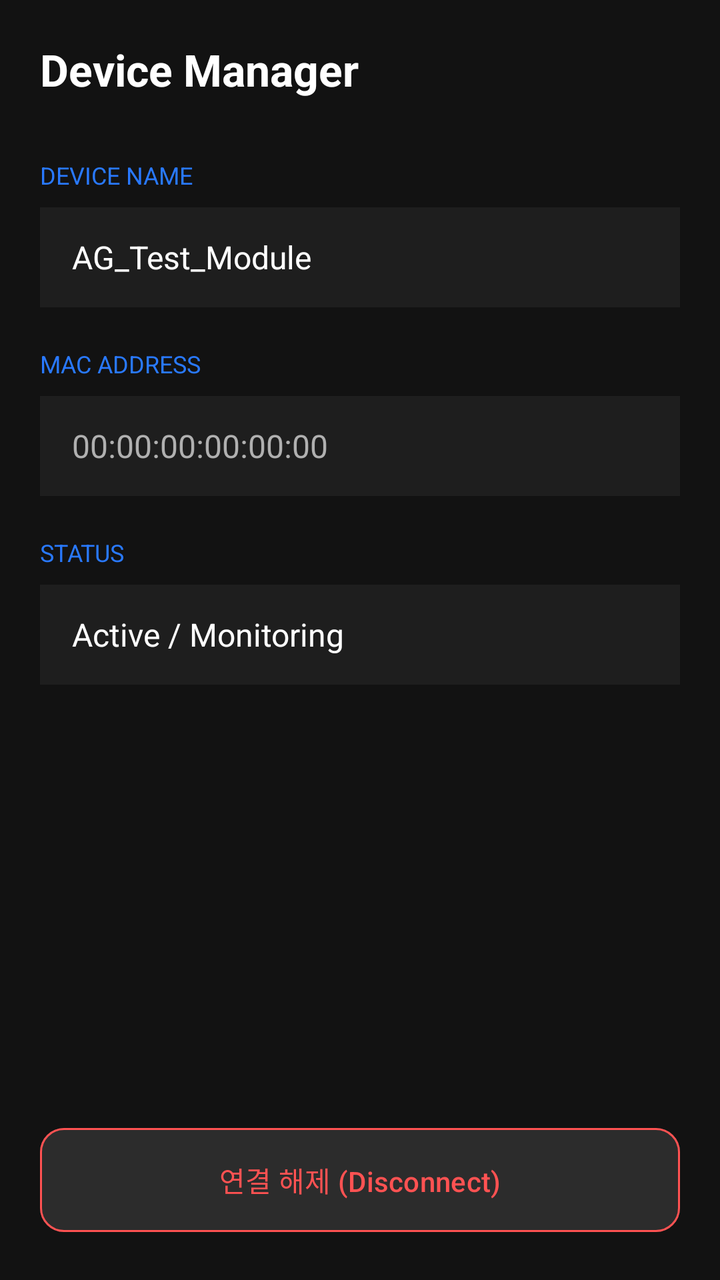
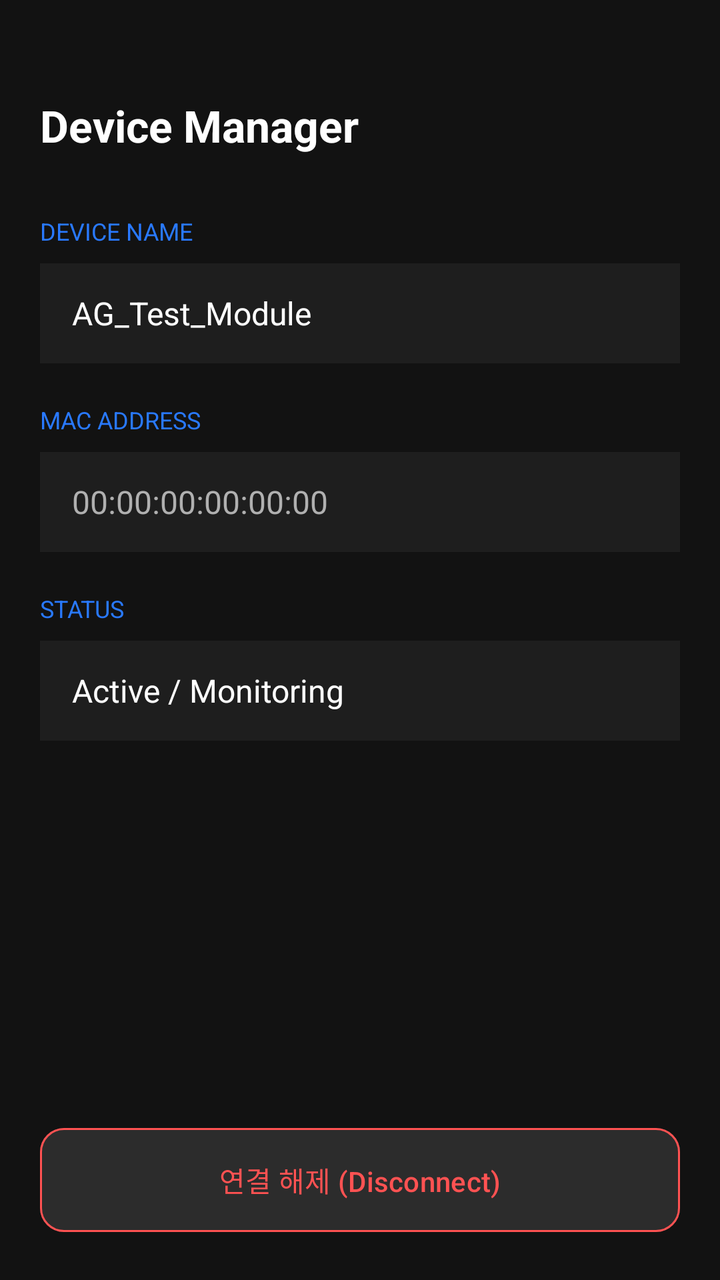

Two renders of the same Android screen: before a commit and after it. Below are the layout's source before the change and the commit's diff.
<!-- AndroidManifest.xml: application theme Theme.AGproject -->
<!-- res/layout/activity_device_manager.xml -->
<?xml version="1.0" encoding="utf-8"?>
<androidx.constraintlayout.widget.ConstraintLayout xmlns:android="http://schemas.android.com/apk/res/android"
                                                   xmlns:app="http://schemas.android.com/apk/res-auto"
                                                   android:layout_width="match_parent"
                                                   android:layout_height="match_parent"
                                                   android:background="@color/bg_dark"
                                                   android:padding="20dp">

  <TextView
      android:id="@+id/tvManagerTitle"
      android:layout_width="wrap_content"
      android:layout_height="wrap_content"
      android:text="@string/title_manager"
      android:textColor="@color/text_white"
      android:textSize="22sp"
      android:textStyle="bold"
      app:layout_constraintStart_toStartOf="parent"
      app:layout_constraintTop_toTopOf="parent" />

  <LinearLayout
      android:layout_width="match_parent"
      android:layout_height="wrap_content"
      android:orientation="vertical"
      android:layout_marginTop="30dp"
      app:layout_constraintTop_toBottomOf="@id/tvManagerTitle">

    <TextView
        android:layout_width="wrap_content"
        android:layout_height="wrap_content"
        android:text="@string/label_device_name"
        android:textColor="@color/accent_blue"
        android:textSize="12sp"
        android:layout_marginBottom="8dp"/>

    <EditText
        android:id="@+id/etDeviceName"
        android:layout_width="match_parent"
        android:layout_height="50dp"
        android:background="@color/bg_card"
        android:text="@string/default_module_name"
        android:textColor="@color/text_white"
        android:paddingHorizontal="16dp"
        android:textSize="16sp"
        android:inputType="none"
        android:focusable="false"
        android:importantForAutofill="no"
        android:clickable="false" />

    <View android:layout_width="match_parent" android:layout_height="20dp"/>

    <TextView
        android:layout_width="wrap_content"
        android:layout_height="wrap_content"
        android:text="@string/label_mac_address"
        android:textColor="@color/accent_blue"
        android:textSize="12sp"
        android:layout_marginBottom="8dp"/>

    <EditText
        android:id="@+id/etMacAddress"
        android:layout_width="match_parent"
        android:layout_height="50dp"
        android:background="@color/bg_card"
        android:text="@string/default_mac"
        android:textColor="@color/text_gray"
        android:paddingHorizontal="16dp"
        android:textSize="16sp"
        android:inputType="none"
        android:focusable="false"
        android:importantForAutofill="no"
        android:clickable="false"/>

    <View android:layout_width="match_parent" android:layout_height="20dp"/>

    <TextView
        android:layout_width="wrap_content"
        android:layout_height="wrap_content"
        android:text="@string/label_status"
        android:textColor="@color/accent_blue"
        android:textSize="12sp"
        android:layout_marginBottom="8dp"/>

    <TextView
        android:id="@+id/tvConnectionStatus"
        android:layout_width="match_parent"
        android:layout_height="50dp"
        android:background="@color/bg_card"
        android:text="@string/status_monitoring"
        android:textColor="@color/text_white"
        android:gravity="center_vertical"
        android:paddingHorizontal="16dp"
        android:textSize="16sp"/>

  </LinearLayout>

  <com.google.android.material.button.MaterialButton
      android:id="@+id/btnDisconnect"
      android:layout_width="match_parent"
      android:layout_height="60dp"
      android:text="@string/btn_disconnect"
      android:backgroundTint="#2C2C2C"
      android:textColor="@color/red_error"
      app:strokeColor="@color/red_error"
      app:strokeWidth="1dp"
      app:cornerRadius="12dp"
      app:layout_constraintBottom_toBottomOf="parent" />

</androidx.constraintlayout.widget.ConstraintLayout>
<!-- resources referenced by this layout -->
<resources>
  <color name="accent_blue">#2979FF</color>
  <color name="bg_card">#1E1E1E</color>
  <color name="bg_dark">#121212</color>
  <color name="red_error">#FF5252</color>
  <color name="text_gray">#B0B0B0</color>
  <color name="text_white">#FFFFFF</color>
  <string name="btn_disconnect">연결 해제 (Disconnect)</string>
  <string name="default_mac">00:00:00:00:00:00</string>
  <string name="default_module_name">AG_Test_Module</string>
  <string name="label_device_name">DEVICE NAME</string>
  <string name="label_mac_address">MAC ADDRESS</string>
  <string name="label_status">STATUS</string>
  <string name="status_monitoring">Active / Monitoring</string>
  <string name="title_manager">Device Manager</string>
  <style name="Theme.AGproject" parent="Base.Theme.AGproject" />
  <style name="Base.Theme.AGproject" parent="Theme.Material3.DayNight.NoActionBar">
          
          
      </style>
</resources>

<!-- the commit's change to res/layout/activity_device_manager.xml (unified diff, before → after) -->
@@ -15,8 +15,7 @@
       android:textSize="22sp"
       android:textStyle="bold"
       app:layout_constraintStart_toStartOf="parent"
-      app:layout_constraintTop_toTopOf="parent" />
-
+      app:layout_constraintTop_toTopOf="parent" android:layout_marginTop="28dp"/>
   <LinearLayout
       android:layout_width="match_parent"
       android:layout_height="wrap_content"
